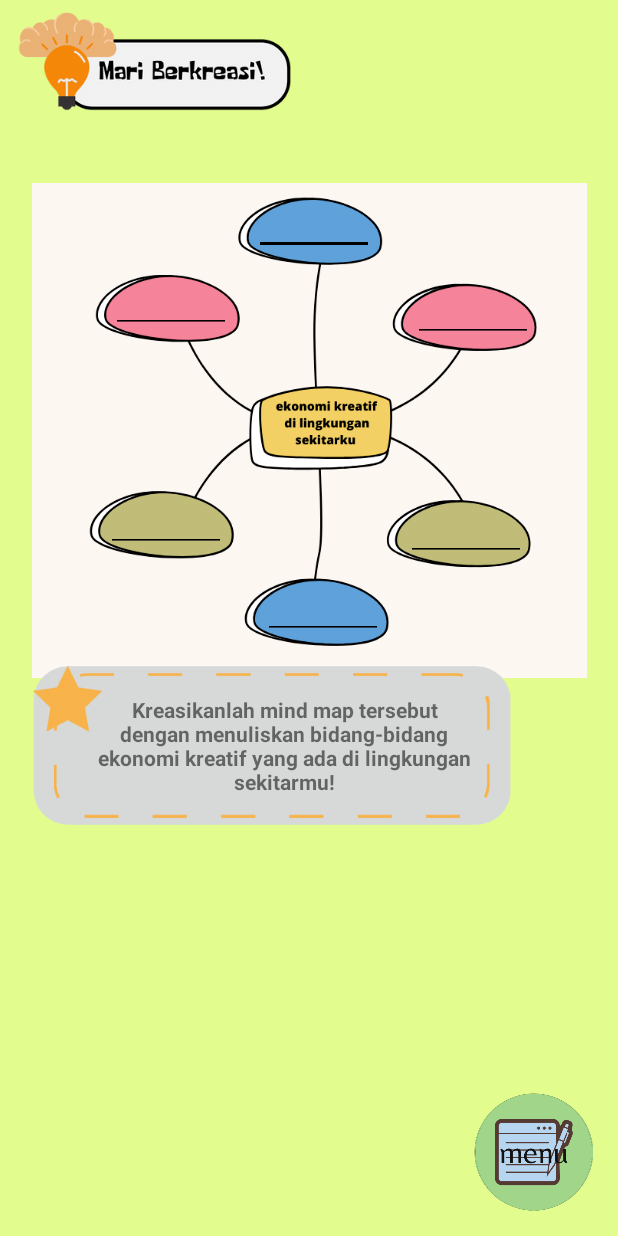
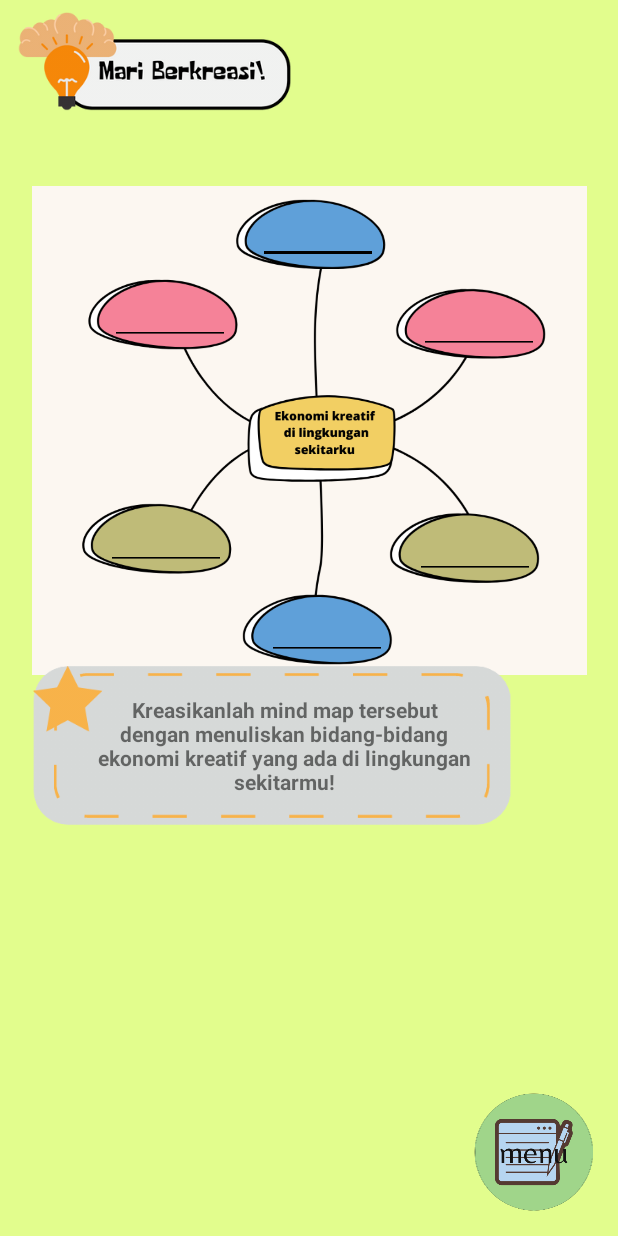
Before and after one commit to yendrapriambada/EkoratifDigitalApp, an Android app: the SixteenActivity screen opened directly, with no data from a screen before it, on a phone screen of 412 x 824 dp. Run offline under Robolectric (Android 15) with nearby library versions, the phone set to English and light mode, and no system bars.

Commit message:
Revisi Minor 3: Typo

```diff
--- a/app/src/main/res/layout/activity_refleksi_proyek.xml
+++ b/app/src/main/res/layout/activity_refleksi_proyek.xml
@@ -97,7 +97,7 @@
             android:layout_marginStart="12dp"
             android:layout_marginTop="10dp"
             android:fontFamily="@font/some_time_later"
-            android:text="Hal yang membanggakan dari kegiaitan ini"
+            android:text="Hal yang membanggakan dari kegiatan ini"
             android:textColor="#000000"
             app:layout_constraintStart_toStartOf="@+id/imageView5"
             app:layout_constraintTop_toTopOf="@+id/imageView5" />
--- a/app/src/main/res/layout/activity_sixteen.xml
+++ b/app/src/main/res/layout/activity_sixteen.xml
@@ -33,11 +33,11 @@
         android:id="@+id/edt_mindmap1"
         android:layout_width="80dp"
         android:layout_height="40dp"
-        android:layout_marginTop="8dp"
+        android:layout_marginTop="14dp"
         android:gravity="center"
         android:textSize="12sp"
         app:layout_constraintEnd_toEndOf="@+id/imageView16"
-        app:layout_constraintHorizontal_bias="0.51"
+        app:layout_constraintHorizontal_bias="0.52"
         app:layout_constraintStart_toStartOf="@+id/imageView16"
         app:layout_constraintTop_toTopOf="@+id/imageView16" />
 
@@ -45,11 +45,11 @@
         android:id="@+id/edt_mindmap2"
         android:layout_width="80dp"
         android:layout_height="40dp"
-        android:layout_marginTop="60dp"
+        android:layout_marginTop="68dp"
         android:gravity="center"
         android:textSize="12sp"
         app:layout_constraintEnd_toEndOf="@+id/imageView16"
-        app:layout_constraintHorizontal_bias="0.182"
+        app:layout_constraintHorizontal_bias="0.18"
         app:layout_constraintStart_toStartOf="@+id/imageView16"
         app:layout_constraintTop_toTopOf="@+id/imageView16" />
 
@@ -57,11 +57,11 @@
         android:id="@+id/edt_mindmap3"
         android:layout_width="80dp"
         android:layout_height="40dp"
-        android:layout_marginTop="66dp"
+        android:layout_marginTop="74dp"
         android:gravity="center"
         android:textSize="12sp"
         app:layout_constraintEnd_toEndOf="@+id/imageView16"
-        app:layout_constraintHorizontal_bias="0.875"
+        app:layout_constraintHorizontal_bias="0.89"
         app:layout_constraintStart_toStartOf="@+id/imageView16"
         app:layout_constraintTop_toTopOf="@+id/imageView16" />
 
@@ -69,7 +69,7 @@
         android:id="@+id/edt_mindmap4"
         android:layout_width="80dp"
         android:layout_height="40dp"
-        android:layout_marginTop="206dp"
+        android:layout_marginTop="218dp"
         android:gravity="center"
         android:textSize="12sp"
         app:layout_constraintEnd_toEndOf="@+id/imageView16"
@@ -81,11 +81,11 @@
         android:id="@+id/edt_mindmap5"
         android:layout_width="80dp"
         android:layout_height="40dp"
-        android:layout_marginTop="212dp"
+        android:layout_marginTop="224dp"
         android:gravity="center"
         android:textSize="12sp"
         app:layout_constraintEnd_toEndOf="@+id/imageView16"
-        app:layout_constraintHorizontal_bias="0.86"
+        app:layout_constraintHorizontal_bias="0.88"
         app:layout_constraintStart_toStartOf="@+id/imageView16"
         app:layout_constraintTop_toTopOf="@+id/imageView16" />
 
@@ -93,11 +93,11 @@
         android:id="@+id/edt_mindmap6"
         android:layout_width="80dp"
         android:layout_height="40dp"
-        android:layout_marginTop="264dp"
+        android:layout_marginTop="278dp"
         android:gravity="center"
         android:textSize="12sp"
         app:layout_constraintEnd_toEndOf="@+id/imageView16"
-        app:layout_constraintHorizontal_bias="0.53"
+        app:layout_constraintHorizontal_bias="0.54"
         app:layout_constraintStart_toStartOf="@+id/imageView16"
         app:layout_constraintTop_toTopOf="@+id/imageView16" />
 
--- a/app/src/main/res/values/strings.xml
+++ b/app/src/main/res/values/strings.xml
@@ -61,7 +61,7 @@
     <string name="link_dapus_2">Nugroho. (2022). Tips Menjadi Konsumen yang Baik. Diakses pada 30 April 2023, dari https://www.kompasiana.com/nugroho_sbm/622b8586bb448661c5779a03/tips-menjadi-konsumen-yang-baik</string>
     <string name="link_dapus_3">Pengelola Web Direktorat SMP. (2022). Kegiatan Ekonomi: Produksi, Distribusi, dan Konsumsi. Diakses pada 14 Januari 2023, dari https://ditsmp.kemdikbud.go.id/kegiatan-ekonomi-produksi-distribusi-dan-konsumsi/</string>
     <string name="link_dapus_4">Tim GTK Dikdas. (2021). Modul Belajar Mandiri Bidang Studi Pendidikan Guru Sekolah Dasar - IPS. Jakarta : Direktorat GTK Pendidikan Dasar Kementerian Pendidikan dan Kebudayaan</string>
-    <string name="link_dapus_mek_1">Baparekraf Republik Indonesia. (2023).. Subsektor Ekonomi Kreatif. Diakses pada 14 Januari 2023, dari https://kemenparekraf.go.id/layanan/Subsektor-Ekonomi-Kreatif</string>
+    <string name="link_dapus_mek_1">Baparekraf Republik Indonesia. (2023). Subsektor Ekonomi Kreatif. Diakses pada 14 Januari 2023, dari https://kemenparekraf.go.id/layanan/Subsektor-Ekonomi-Kreatif</string>
     <string name="link_dapus_mek_2">Madani, A. (2021). Pengertian Ekonomi Kreatif: Ciri-Ciri, Jenis, dan Manfaatnya Bagi Negara Indonesia. Diakses pada 14 Januari 2023, dari https://www.gramedia.com/literasi/pengertian-ekonomi-kreatif/</string>
     <string name="materi_ekonomi_kreatif">Materi Ekonomi Kreatif</string>
     <string name="title_cover_belakang">PENDIDIKAN GURU SEKOLAH DASAR\nDEPARTEMEN PEDAGOGIK\nFAKULTAS ILMU PENDIDIKAN\nUNIVERSITAS PENDIDIKAN INDONESIA\n\nKURIKULUM MERDEKA\nPENYUSUN : SOPIATUL PADILA\n2023</string>
@@ -75,7 +75,7 @@
     <string name="soal_7">7. Badan yang bertanggung jawab dalam mengelola subsektor ekonomi kreatif adalah Baparekraf.</string>
     <string name="soal_8">8. Seni pertunjukan tidak termasuk kepada jenis dalam bidang ekonomi kreatif.</string>
     <string name="soal_9">9. Bidang perfilman, animasi, dan video dalam ekonomi kreatif meliputi penciptaan dan produksi berbagai program di televisi seperti acara game, kuis, acara ragam, hingga infotainment.</string>
-    <string name="soal_10">10. Bidang desain dalam ekonomi kreatif meliputi segala kegiatan kreatif dalam hal desain, mulai dari desain interior, produk, grafis, industri, hingga desain untuk pemasaran produk</string>
+    <string name="soal_10">10. Bidang desain dalam ekonomi kreatif meliputi segala kegiatan kreatif dalam hal desain, mulai dari desain interior, produk, grafis, industri, hingga desain untuk pemasaran produk.</string>
     <string name="benar">Benar</string>
     <string name="salah">Salah</string>
     <string name="lembar_refleksi">Lembar Refleksi</string>
```
Also changed, not shown: app/src/main/res/drawable-nodpi/assets_sixteen_mindmap.png (deleted), app/src/main/res/drawable/assets_konsumsi2.png, app/src/main/res/drawable/assets_produksi2.png, app/src/main/res/drawable/assets_sixteen_mindmap.png (added).
